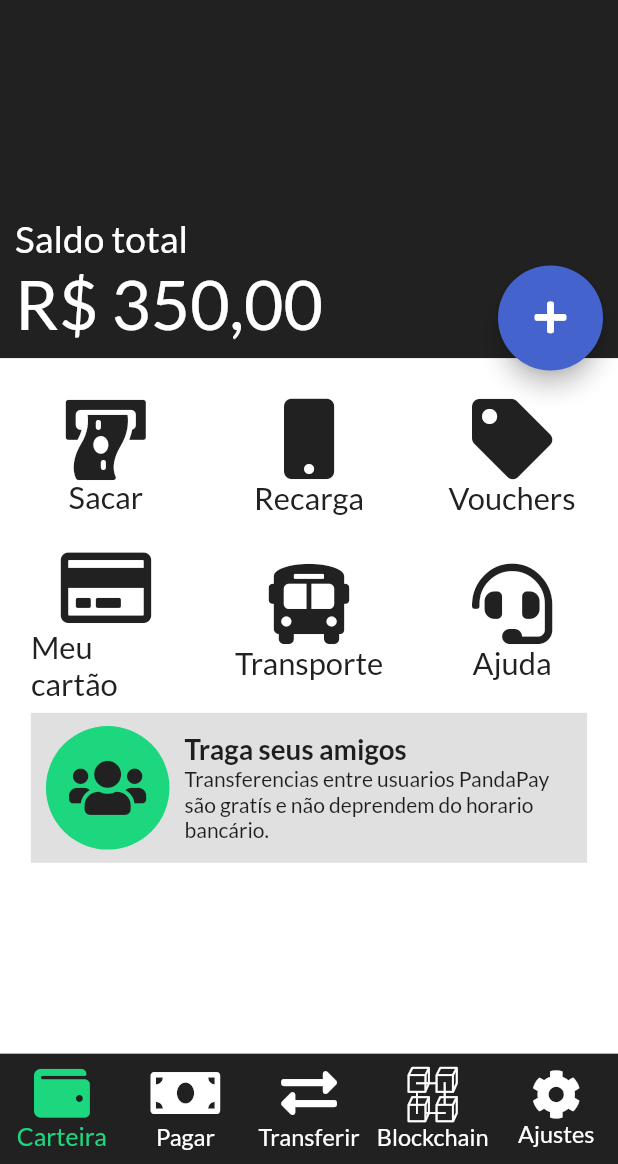
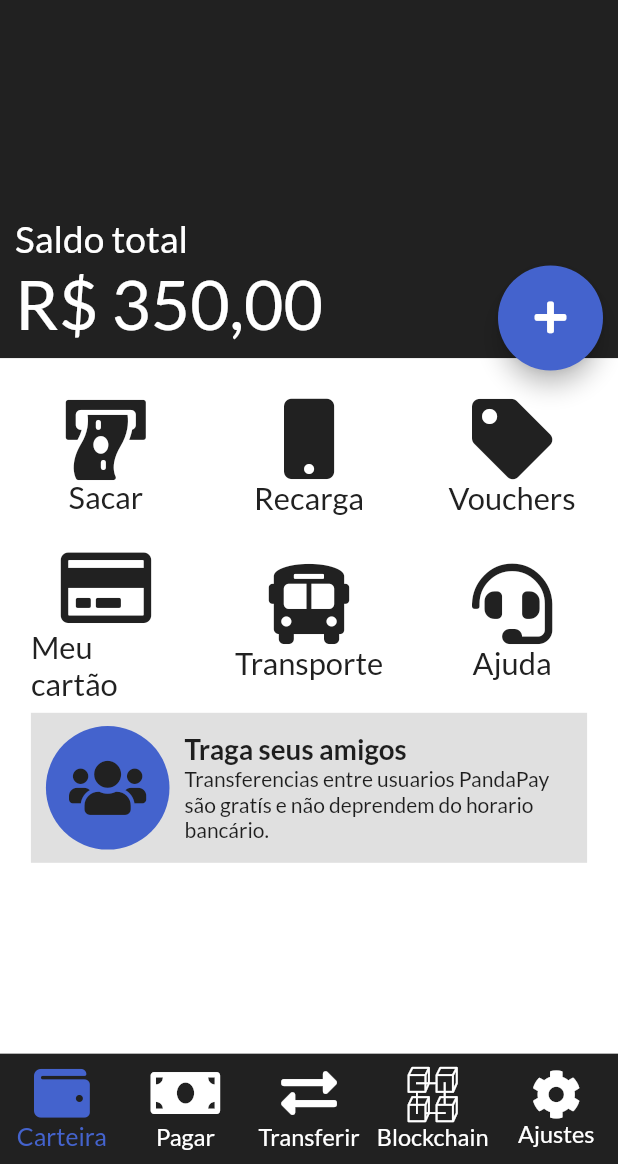
Before and after one commit to plooliveira/digital_wallet, a Flutter app: the HomePage screen opened directly, on a phone screen of 412 x 824 dp, the part 72-1236 px from its top. Run offline on Flutter 3.47's test engine with Material 2 defaults, Android fonts, the phone set to English and light mode, and no system bars; our stand-ins replace brasil_fields, font_awesome_flutter; missing offline and left inert: flutter_auth_buttons.

Commit message:
Algumas melhorias no layout mas ainda muita gambiarra

```diff
--- a/lib/screens/home/home_page.dart
+++ b/lib/screens/home/home_page.dart
@@ -155,7 +155,7 @@ class _HomePageState extends State<HomePage> {
           selectedFontSize: SizeConfig.safeBlockHorizontal * 4,
           unselectedFontSize: SizeConfig.safeBlockHorizontal * 3.8,
           type: BottomNavigationBarType.fixed,
-          selectedItemColor: kPrimaryGreen,
+          selectedItemColor: kPrimaryBlue,
           //selectedIconTheme: IconThemeData(color: Colors.green),
           unselectedItemColor: Colors.white,
           backgroundColor: kHomeBackgroundColor,
@@ -194,13 +194,13 @@ class _HomePageState extends State<HomePage> {
                     width: SizeConfig.blockSizeHorizontal * 25,
                     height: SizeConfig.blockSizeHorizontal * 25,
                     child: CircleAvatar(
-                      backgroundColor: kPrimaryGreen,
+                      backgroundColor: kPrimaryBlue,
                       child: FaIcon(FontAwesomeIcons.userNinja, size: SizeConfig.blockSizeHorizontal * 15, color: kHomeBackgroundColor,),
                     ),
                   ),
                   SizedBox(height: 5,),
                   Text(
-                    _userName.split(' ')[0].capitalize(),
+                    _userName,
                     style: TextStyle(
                         fontSize: SizeConfig.safeBlockHorizontal * 6,
                         color: Colors.white),
--- a/lib/screens/home/pages/wallet_page.dart
+++ b/lib/screens/home/pages/wallet_page.dart
@@ -142,7 +142,7 @@ class Wallet extends StatelessWidget {
                       width: SizeConfig.safeBlockHorizontal * 20,
                       height: SizeConfig.safeBlockHorizontal * 20,
                       child: CircleAvatar(
-                        backgroundColor: Color(0xff1CD77E),
+                        backgroundColor: kPrimaryBlue,
                         child: FaIcon(FontAwesomeIcons.users, color: kHomeBackgroundColor, size: SizeConfig.safeBlockHorizontal * 10,),
                       ),
                     ),
--- a/lib/shared/extensions.dart
+++ b/lib/shared/extensions.dart
@@ -1,6 +1,6 @@
 
-extension StringExtension on String {
-  String capitalize() {
-    return "${this[0].toUpperCase()}${this.substring(1)}";
-  }
-}
+//extension StringExtension on String {
+////  String capitalize() {
+////    return "${this[0].toUpperCase()}${this.substring(1)}";
+////  }
+////}
```
Also changed, not shown: pubspec.lock.
